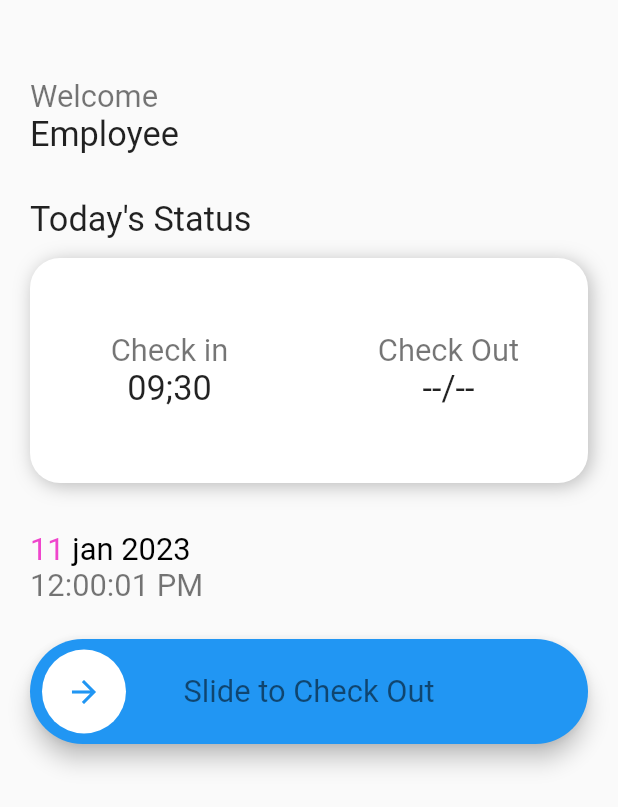
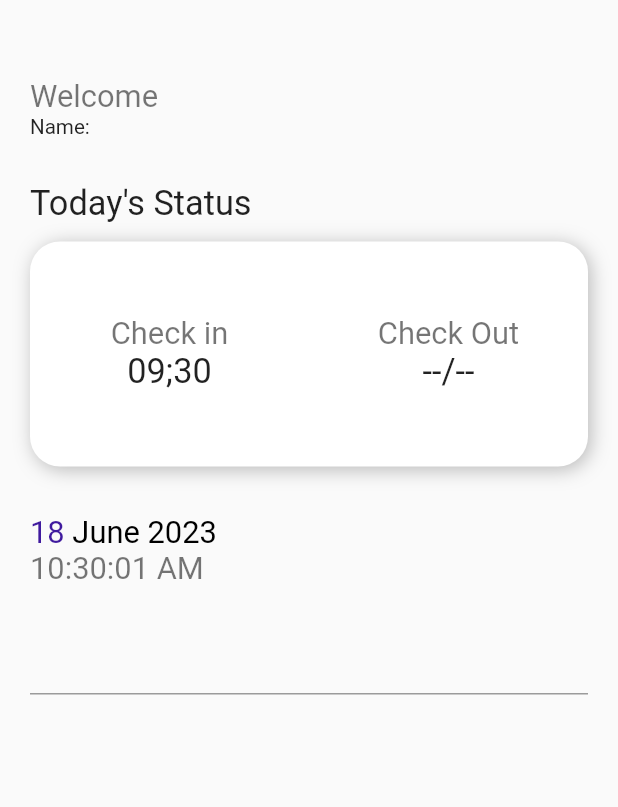
Before and after one commit to kunkka0511/attendancee, a Flutter app: the Dashboard screen opened directly, on a phone screen of 412 x 824 dp. Shown: the top 807 px of the screen. Run offline on Flutter 3.47's test engine with Material 2 defaults, Android fonts, the phone set to English and light mode, and no system bars; drawn by our look-alikes of flutter_form_builder, slide_to_act; our stand-ins replace firebase_auth, firebase_core; accounts and stored records are empty; Roboto replaces fonts that are missing (NexaBold, NexaRegular, NexaReguler).

Commit message:
today is clock all started working I'm happy

```diff
--- a/lib/user/dashboard.dart
+++ b/lib/user/dashboard.dart
@@ -1,5 +1,7 @@
+import 'package:firebase_auth/firebase_auth.dart';
 import 'package:flutter/material.dart';
-import 'package:slide_to_act/slide_to_act.dart';
+import 'package:intl/intl.dart';
+import 'package:flutter_form_builder/flutter_form_builder.dart';
 
 class Dashboard extends StatefulWidget {
   @override
@@ -7,9 +9,11 @@ class Dashboard extends StatefulWidget {
 }
 
 class _DashboardState extends State<Dashboard> {
+  final email = FirebaseAuth.instance.currentUser!.email;
+  User? user = FirebaseAuth.instance.currentUser;
   double screenHeight = 0;
   double screenWidth = 0;
-  Color primary = Color(0xffeef44cc);
+  Color primary = Color.fromARGB(252, 61, 23, 157);
   @override
   Widget build(BuildContext context) {
     screenHeight = MediaQuery.of(context).size.height;
@@ -17,11 +21,11 @@ class _DashboardState extends State<Dashboard> {
 
     return Scaffold(
       body: SingleChildScrollView(
-        padding: EdgeInsets.all(20),
+        padding: const EdgeInsets.all(20),
         child: Column(children: [
           Container(
             alignment: Alignment.centerLeft,
-            margin: EdgeInsets.only(top: 32),
+            margin: const EdgeInsets.only(top: 32),
             child: Text(
               "Welcome",
               style: TextStyle(
@@ -34,10 +38,10 @@ class _DashboardState extends State<Dashboard> {
           Container(
             alignment: Alignment.centerLeft,
             child: Text(
-              "Employee",
+              'Name: $email',
               style: TextStyle(
                 fontFamily: "NexaBold",
-                fontSize: screenWidth / 18,
+                fontSize: screenWidth / 30,
               ),
             ),
           ),
@@ -120,7 +124,7 @@ class _DashboardState extends State<Dashboard> {
             alignment: Alignment.centerLeft,
             child: RichText(
               text: TextSpan(
-                  text: "11",
+                  text: DateTime.now().day.toString(),
                   style: TextStyle(
                     color: primary,
                     fontSize: screenWidth / 20,
@@ -128,7 +132,7 @@ class _DashboardState extends State<Dashboard> {
                   ),
                   children: [
                     TextSpan(
-                        text: " jan 2023",
+                        text: DateFormat(' MMMM yyyy').format(DateTime.now()),
                         style: TextStyle(
                           color: Colors.black,
                           fontSize: screenWidth / 20,
@@ -137,32 +141,35 @@ class _DashboardState extends State<Dashboard> {
                   ]),
             ),
           ),
-          Container(
+          StreamBuilder(
+            stream: Stream.periodic(Duration(seconds: 1)),
+            builder: (context, snapshot) {
+              return Container(
                 alignment: Alignment.centerLeft,
                 child: Text(
-              "12:00:01 PM",
+                  DateFormat('hh:mm:ss a').format(DateTime.now()),
                   style: TextStyle(
                     fontFamily: "NexaRegular",
                     fontSize: screenWidth / 20,
                     color: Colors.black54,
                   ),
                 ),
+              );
+            },
           ),
           Container(
-            margin: EdgeInsets.only(top: 24),
+            margin: const EdgeInsets.only(top: 24),
             child: Builder(builder: (context) {
-              final GlobalKey<SlideActionState> key = GlobalKey();
-              return SlideAction(
-                text: "Slide to Check Out",
-                textStyle: TextStyle(
-                  color: Colors.black54,
-                  fontSize: screenWidth / 20,
-                  fontFamily: "NexaReguler",
+              final GlobalKey<FormBuilderState> key = GlobalKey();
+
+              return FormBuilder(
+                key: key,
+                child: FormBuilderTextField(
+                  name: 'text',
+                  onChanged: (val) {
+                    print(val); // Print the text value write into TextField
+                  },
                 ),
-                key: key,
-                onSubmit: () {
-                  key.currentState!.reset();
-                },
               );
             }),
           )
--- a/lib/user/profile.dart
+++ b/lib/user/profile.dart
@@ -54,7 +54,8 @@ class _ProfileState extends State<Profile> {
                 ),
                 Text(
                   uid,
-                  style: TextStyle(fontSize: 18.0, fontWeight: FontWeight.w300),
+                  style: const TextStyle(
+                      fontSize: 18.0, fontWeight: FontWeight.w300),
                 ),
               ],
             ),
```
Also changed, not shown: pubspec.yaml (+5 -5 lines), lib/model/user.dart (added), pubspec.lock. Lines whose indentation alone changed are shown as unchanged.
